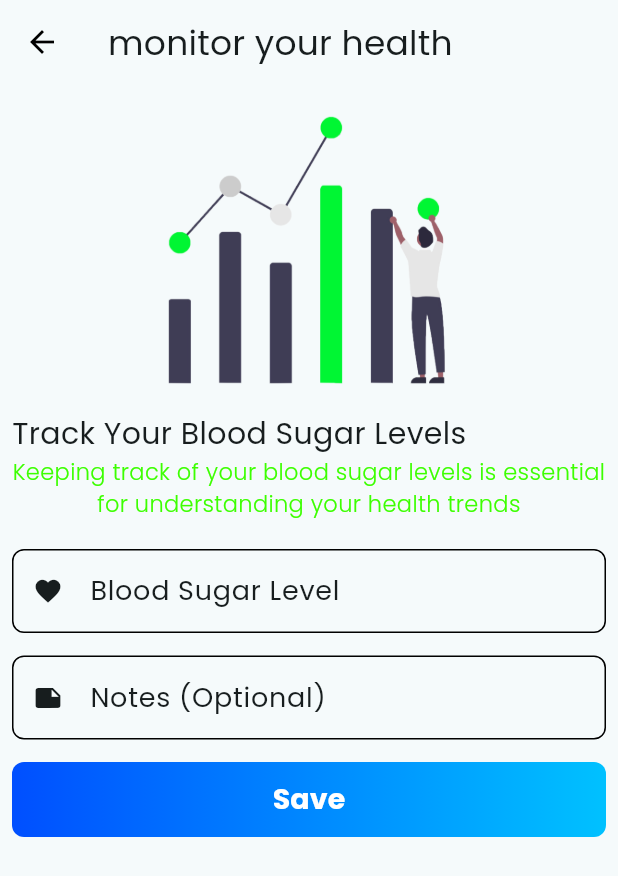
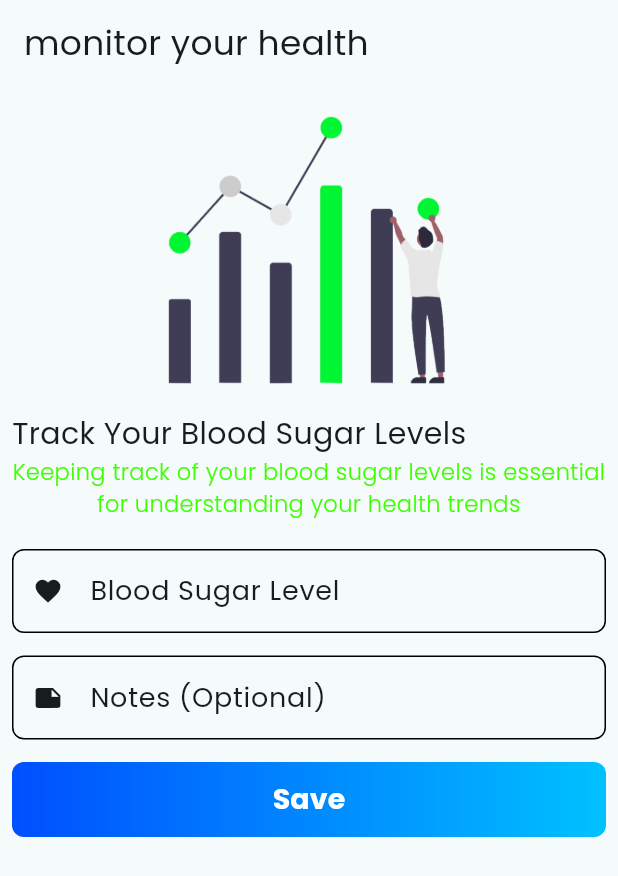
Before and after one commit to andriimobdev25/healthcare-app, a Flutter app: the DailyUpdatePage screen opened by its route, on a phone screen of 412 x 824 dp. Shown: the top 876 px of the screen. Run offline on Flutter 3.47's test engine with Material 3 defaults, Android fonts, the phone set to English and light mode, and no system bars; our stand-ins replace animate_do, cloud_firestore, firebase_auth, firebase_core, firebase_messaging, firebase_storage and 8 more; missing offline and left inert: google_mlkit_text_recognition; accounts and stored records are empty; network calls fail.

Commit message:
Refactor DailyUpdatePage by removing unused back button and redundant whitespace for cleaner code

```diff
--- a/lib/pages/userprofile/daily_update_page.dart
+++ b/lib/pages/userprofile/daily_update_page.dart
@@ -42,7 +42,6 @@ class _DailyUpdatePageState extends State<DailyUpdatePage> {
         trackUserData,
       );
 
-
       UtilFunctions().showSnackBarWdget(
         // ignore: use_build_context_synchronously
         context,
@@ -61,14 +60,6 @@ class _DailyUpdatePageState extends State<DailyUpdatePage> {
   Widget build(BuildContext context) {
     return Scaffold(
       appBar: AppBar(
-        leading: IconButton(
-          onPressed: () {
-            GoRouter.of(context).go("/");
-          },
-          icon: Icon(
-            Icons.arrow_back,
-          ),
-        ),
         title: Text(
           "monitor your health",
           style: TextStyle(
@@ -120,7 +111,6 @@ class _DailyUpdatePageState extends State<DailyUpdatePage> {
                   child: Column(
                     crossAxisAlignment: CrossAxisAlignment.start,
                     children: [
-
                       CustomInput(
                         controller: _sugarLevelController,
                         labelText: "Blood Sugar Level",
@@ -138,13 +128,11 @@ class _DailyUpdatePageState extends State<DailyUpdatePage> {
                       SizedBox(
                         height: 15,
                       ),
-
                       CustomInput(
                         controller: _notesController,
                         labelText: "Notes (Optional)",
                         icon: Icons.note,
                         obsecureText: false,
-
                       ),
                       SizedBox(
                         height: 15,
```
